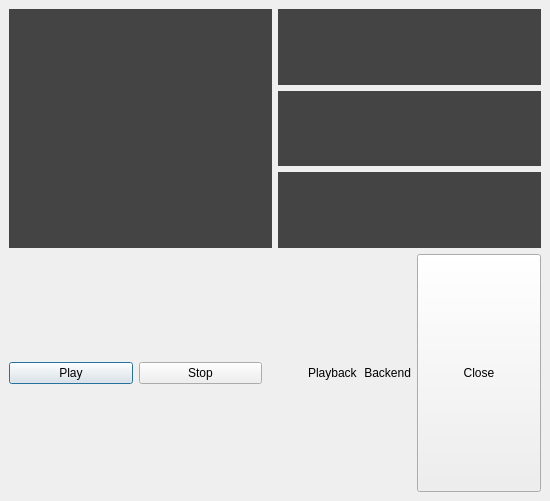
First picture: the form in NetworkEditor/example-data/lpc.ui, repository clam-project/clam, before the edit.
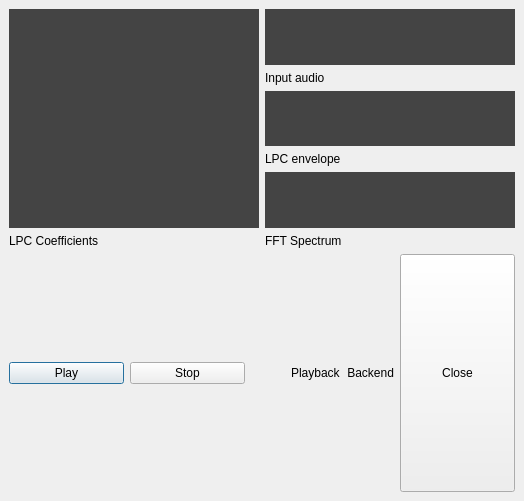
Second picture: the form after the edit. Icons and pictures are not drawn. Custom widgets are drawn as their Qt base class.

Commit message: * lpc.ui: added some lables to explain what is being displayed

```diff
--- a/NetworkEditor/example-data/lpc.ui
+++ b/NetworkEditor/example-data/lpc.ui
@@ -5,7 +5,7 @@
    <rect>
     <x>0</x>
     <y>0</y>
-    <width>550</width>
+    <width>524</width>
     <height>501</height>
    </rect>
   </property>
@@ -31,7 +31,23 @@
       <number>6</number>
      </property>
      <item>
+      <layout class="QVBoxLayout" >
+       <property name="margin" >
+        <number>0</number>
+       </property>
+       <property name="spacing" >
+        <number>6</number>
+       </property>
+       <item>
       <widget class="CLAM::VM::LPModelView" name="OutPort__LPC_AutoCorrelation_0__LPModelOut" >
+         <property name="sizePolicy" >
+          <sizepolicy>
+           <hsizetype>5</hsizetype>
+           <vsizetype>5</vsizetype>
+           <horstretch>0</horstretch>
+           <verstretch>1</verstretch>
+          </sizepolicy>
+         </property>
        <property name="toolTip" >
         <string>LPC Coeficients</string>
        </property>
@@ -58,6 +74,15 @@
       </widget>
      </item>
      <item>
+        <widget class="QLabel" name="label_3" >
+         <property name="text" >
+          <string>LPC Coefficients</string>
+         </property>
+        </widget>
+       </item>
+      </layout>
+     </item>
+     <item>
       <layout class="QVBoxLayout" >
        <property name="margin" >
         <number>0</number>
@@ -90,6 +115,13 @@
          </property>
         </widget>
        </item>
+       <item>
+        <widget class="QLabel" name="label_4" >
+         <property name="text" >
+          <string>Input audio</string>
+         </property>
+        </widget>
+       </item>
        <item>
         <widget class="SpectrumView" name="OutPort__LPC_AutoCorrelation_0__SpectrumOut" >
          <property name="sizePolicy" >
@@ -118,6 +150,13 @@
          </property>
         </widget>
        </item>
+       <item>
+        <widget class="QLabel" name="label_2" >
+         <property name="text" >
+          <string>LPC envelope</string>
+         </property>
+        </widget>
+       </item>
        <item>
         <widget class="SpectrumView" name="OutPort__FFT_0__Spectrum___Output" >
          <property name="sizePolicy" >
@@ -146,6 +185,13 @@
          </property>
         </widget>
        </item>
+       <item>
+        <widget class="QLabel" name="label" >
+         <property name="text" >
+          <string>FFT Spectrum</string>
+         </property>
+        </widget>
+       </item>
       </layout>
      </item>
     </layout>
@@ -248,16 +294,16 @@
   </layout>
  </widget>
  <customwidgets>
-  <customwidget>
-   <class>CLAM::VM::LPModelView</class>
-   <extends>QWidget</extends>
-   <header>LPModelView.hxx</header>
-  </customwidget>
   <customwidget>
    <class>Oscilloscope</class>
    <extends>QWidget</extends>
    <header>Oscilloscope.hxx</header>
   </customwidget>
+  <customwidget>
+   <class>CLAM::VM::LPModelView</class>
+   <extends>QWidget</extends>
+   <header>LPModelView.hxx</header>
+  </customwidget>
   <customwidget>
    <class>SpectrumView</class>
    <extends>QWidget</extends>
```
Lines whose indentation alone changed are shown as unchanged.
